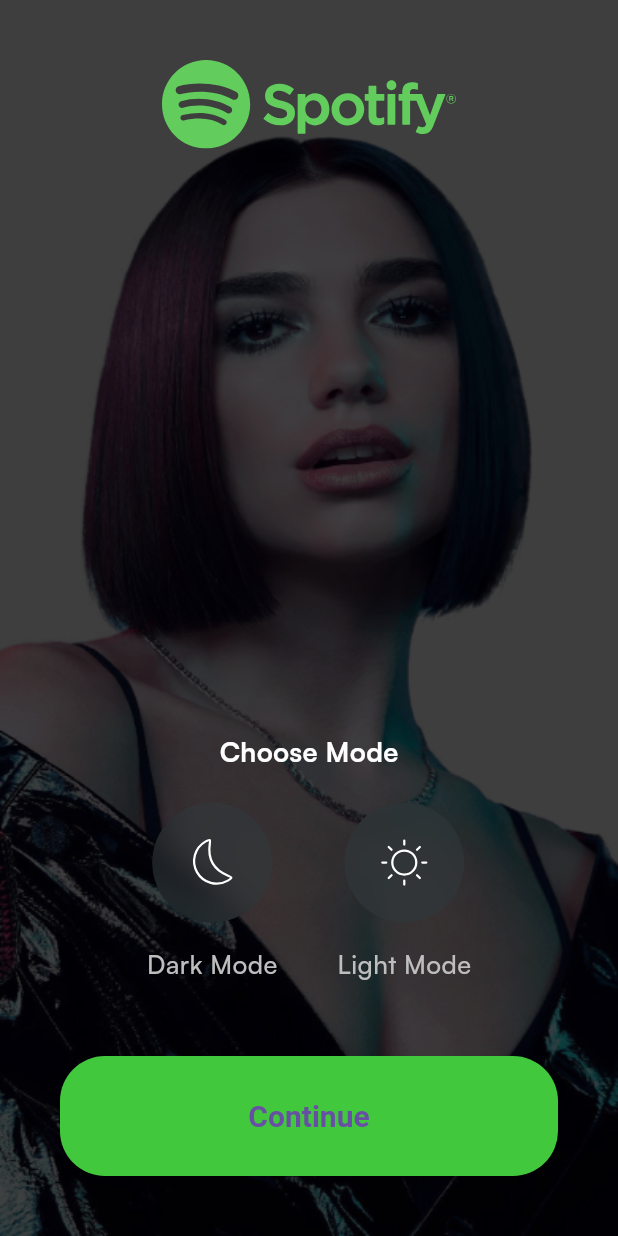
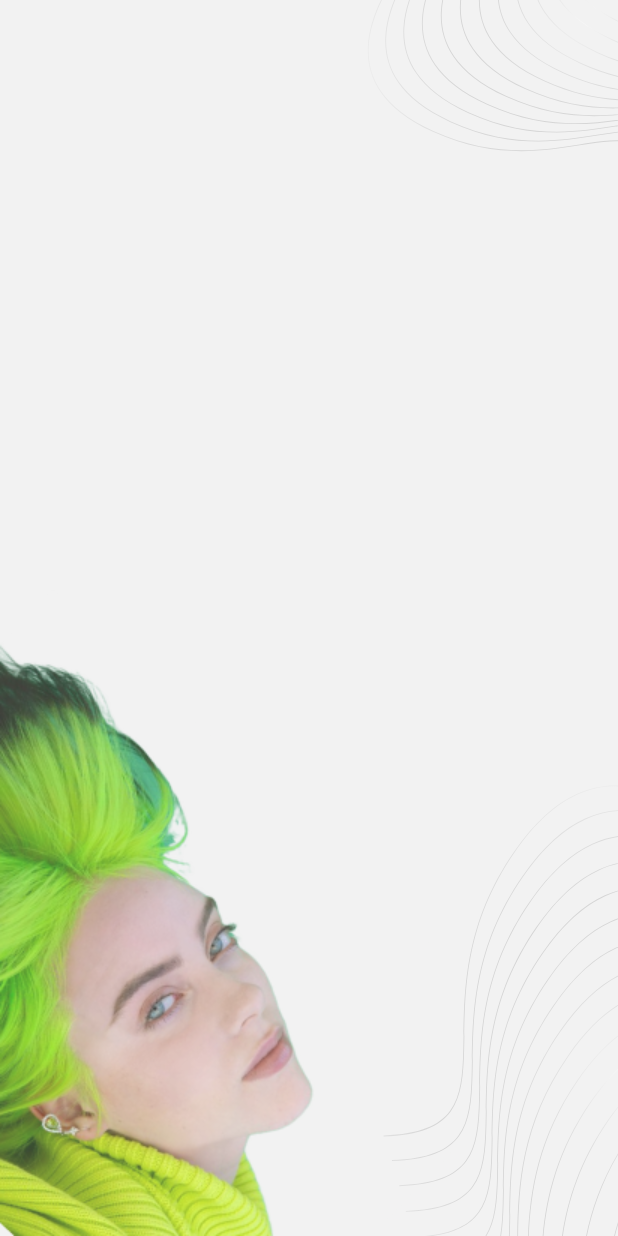
Before and after one commit to Filip746/Spotify, a Flutter app: the ChooseModePage screen opened directly, after a tap on "Continue", on a phone screen of 412 x 824 dp. Run offline on Flutter 3.47's test engine with Material 3 defaults, Android fonts, the phone set to English and light mode, and no system bars; our stand-ins replace flutter_bloc, flutter_svg, hydrated_bloc.

Commit message:
Made mode logic and added signup/signin page

```diff
--- /dev/null
+++ b/spotify/lib/presentation/auth/pages/signup_or_signin.dart
@@ -0,0 +1,30 @@
+import 'package:flutter/material.dart';
+import 'package:flutter_svg/flutter_svg.dart';
+import 'package:spotify/core/configs/assets/app_images.dart';
+import 'package:spotify/core/configs/assets/app_vectors.dart';
+
+class SignupOrSigninPage extends StatelessWidget {
+  const SignupOrSigninPage({super.key});
+
+  @override
+  Widget build(BuildContext context) {
+    return Scaffold(
+      body: Stack(
+        children: [
+          Align(
+            alignment: Alignment.topRight,
+            child: SvgPicture.asset(AppVectors.topPattern),
+          ),
+          Align(
+            alignment: Alignment.bottomRight,
+            child: SvgPicture.asset(AppVectors.bottomPattern),
+          ),
+          Align(
+            alignment: Alignment.bottomLeft,
+            child: Image.asset(AppImages.authBG),
+          )
+        ],
+      ),
+    );
+  }
+}
--- /dev/null
+++ b/spotify/lib/presentation/choose_mode/bloc/theme_cubit.dart
@@ -0,0 +1,18 @@
+import 'package:flutter/material.dart';
+import 'package:hydrated_bloc/hydrated_bloc.dart';
+
+class ThemeCubit extends HydratedCubit<ThemeMode> {
+  ThemeCubit() : super(ThemeMode.system);
+
+  void updateTheme(ThemeMode themeMode) => emit(themeMode);
+
+  @override
+  ThemeMode? fromJson(Map<String, dynamic> json) {
+    return ThemeMode.values[json['theme'] as int];
+  }
+
+  @override
+  Map<String, dynamic>? toJson(ThemeMode state) {
+    return {'theme': state.index};
+  }
+}
--- a/spotify/lib/presentation/choose_mode/pages/choose_mode.dart
+++ b/spotify/lib/presentation/choose_mode/pages/choose_mode.dart
@@ -1,11 +1,14 @@
 import 'dart:ui';
 
 import 'package:flutter/material.dart';
+import 'package:flutter_bloc/flutter_bloc.dart';
 import 'package:flutter_svg/svg.dart';
 import 'package:spotify/common/widgets/button/basic_app_button.dart';
 import 'package:spotify/core/configs/assets/app_images.dart';
 import 'package:spotify/core/configs/assets/app_vectors.dart';
 import 'package:spotify/core/configs/theme/app_colors.dart';
+import 'package:spotify/presentation/auth/pages/signup_or_signin.dart';
+import 'package:spotify/presentation/choose_mode/bloc/theme_cubit.dart';
 
 class ChooseModePage extends StatelessWidget {
   const ChooseModePage({super.key});
@@ -46,7 +49,13 @@ class ChooseModePage extends StatelessWidget {
                   children: [
                     Column(
                       children: [
-                        ClipOval(
+                        GestureDetector(
+                          onTap: () {
+                            context
+                                .read<ThemeCubit>()
+                                .updateTheme(ThemeMode.dark);
+                          },
+                          child: ClipOval(
                             child: BackdropFilter(
                               filter: ImageFilter.blur(sigmaX: 10, sigmaY: 10),
                               child: Container(
@@ -54,11 +63,13 @@ class ChooseModePage extends StatelessWidget {
                                 width: 80,
                                 decoration: BoxDecoration(
                                   shape: BoxShape.circle,
-                                color: const Color(0xff30393C).withOpacity(0.5),
+                                  color:
+                                      const Color(0xff30393C).withOpacity(0.5),
                                 ),
                                 child: SvgPicture.asset(
                                   AppVectors.moon,
                                   fit: BoxFit.none,
+                                ),
                               ),
                             ),
                           ),
@@ -77,7 +88,13 @@ class ChooseModePage extends StatelessWidget {
                     const SizedBox(width: 40),
                     Column(
                       children: [
-                        ClipOval(
+                        GestureDetector(
+                          onTap: () {
+                            context
+                                .read<ThemeCubit>()
+                                .updateTheme(ThemeMode.light);
+                          },
+                          child: ClipOval(
                             child: BackdropFilter(
                               filter: ImageFilter.blur(sigmaX: 10, sigmaY: 10),
                               child: Container(
@@ -85,11 +102,13 @@ class ChooseModePage extends StatelessWidget {
                                 width: 80,
                                 decoration: BoxDecoration(
                                   shape: BoxShape.circle,
-                                color: const Color(0xff30393C).withOpacity(0.5),
+                                  color:
+                                      const Color(0xff30393C).withOpacity(0.5),
                                 ),
                                 child: SvgPicture.asset(
                                   AppVectors.sun,
                                   fit: BoxFit.none,
+                                ),
                               ),
                             ),
                           ),
@@ -114,7 +133,7 @@ class ChooseModePage extends StatelessWidget {
                           context,
                           MaterialPageRoute(
                               builder: (BuildContext context) =>
-                                  const ChooseModePage()));
+                                  const SignupOrSigninPage()));
                     },
                     title: 'Continue')
               ],
```
Also changed, not shown: spotify/lib/main.dart (+23 -5 lines), spotify/pubspec.yaml (+5 -2 lines), spotify/pubspec.lock, 4 other files. Lines whose indentation alone changed are shown as unchanged.
